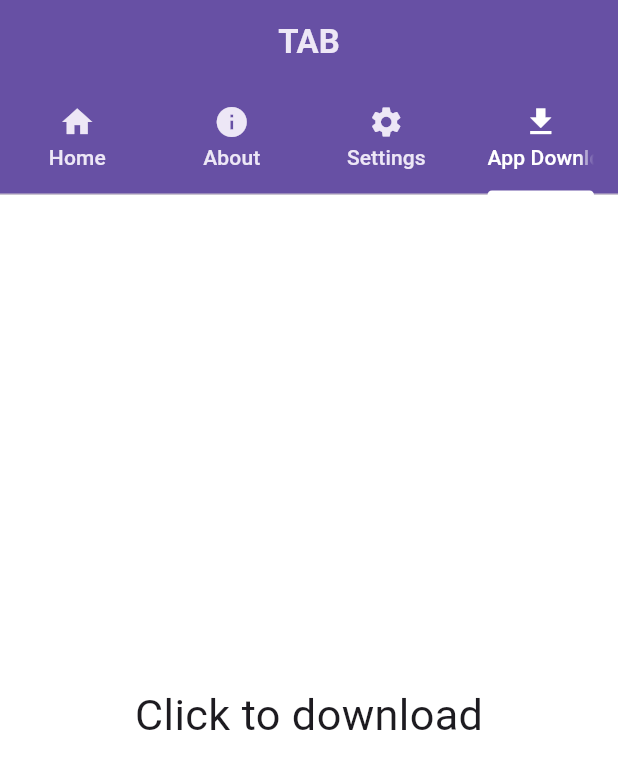
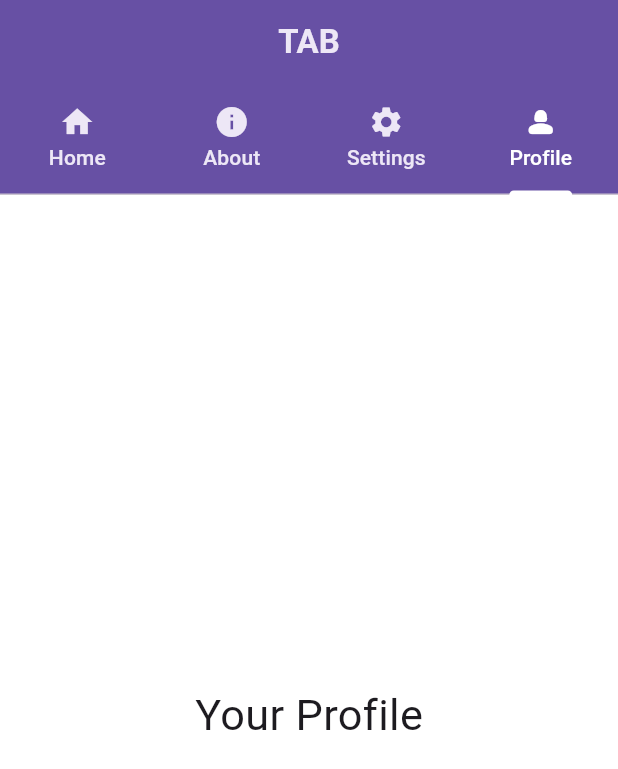
Before and after one commit to Shakirullah25/Flutter-tab, a Flutter app: the screen it shows after launch, tab 4 chosen, on a phone screen of 412 x 824 dp. Shown: the top 769 px of the screen. Run offline on Flutter 3.47's test engine with Material 3 defaults, Android fonts, the phone set to English and light mode, and no system bars.

Commit message:
Added screenshot and README.md updated

```diff
--- a/lib/tab_bar_view.dart
+++ b/lib/tab_bar_view.dart
@@ -30,7 +30,7 @@ class TabBarViews extends StatelessWidget {
         ),
         Center(
           child: Text(
-            "Click to download",
+            "Your Profile",
             style: TextStyle(fontSize: textSize),
           ),
         ),
--- a/lib/tab_page.dart
+++ b/lib/tab_page.dart
@@ -35,7 +35,7 @@ class TabPage extends StatelessWidget {
         Tab(icon: Icon(Icons.home), text: "Home"),
         Tab(icon: Icon(Icons.info), text: "About"),
         Tab(icon: Icon(Icons.settings), text: "Settings"),
-        Tab(icon: Icon(Icons.get_app), text: "App Download"),
+        Tab(icon: Icon(Icons.person_2_rounded), text: "Profile"),
       ],
     );
   }
```
Also changed, not shown: lib/Screenshot (146).png (added).
